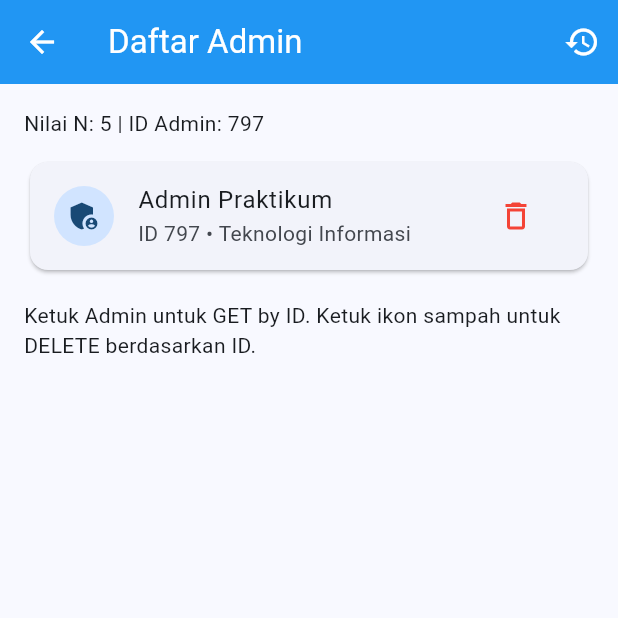
After one commit to Marwij505/marcell-wijaya_kelompok-5_kh002, a Flutter app: the screen it shows after launch, scrolled down 104 dp, after a tap on the "admin panel settings" icon, on a phone screen of 412 x 824 dp, the top half of it. The commit adds this screen. Run offline on Flutter 3.47's test engine with Material 3 defaults, Android fonts, the phone set to English and light mode, and no system bars; our stand-ins replace cloud_firestore, firebase_core, shared_preferences; accounts and stored records are empty; network calls fail.

Commit message:
project meetup 8 with bunch of features from 8th meet up assignments

```diff
--- /dev/null
+++ b/pertemuan-8/api_flutter_pert8/lib/config/assignment_config.dart
@@ -0,0 +1,24 @@
+
+class AssignmentConfig {
+  // Ganti dengan 3 digit terakhir NIM kamu.
+  static const String nimLastThree = '050';
+
+  // Menggeser angka tengah ke belakang.
+  // Contoh: 345 menjadi 050.
+  static int get n {
+    if (!RegExp(r'^\d{3}$').hasMatch(nimLastThree)) {
+      throw const FormatException(
+        'Masukkan tepat 3 digit terakhir NIM.',
+      );
+    }
+
+    final number =
+        '${nimLastThree[0]}${nimLastThree[2]}${nimLastThree[1]}';
+
+    return int.parse(number);
+  }
+
+  // Menghitung ID User dan Admin.
+  static int get userId => 1499 + n;
+  static int get adminId => 792 + n;
+}
--- a/pertemuan-8/api_flutter_pert8/lib/main.dart
+++ b/pertemuan-8/api_flutter_pert8/lib/main.dart
@@ -4,6 +4,10 @@ import 'package:flutter_localizations/flutter_localizations.dart';
 
 import 'l10n/app_localizations.dart';
 import 'services/api_service.dart';
+import 'config/assignment_config.dart';
+import 'models/user_model.dart';
+import 'screens/admin_screen.dart';
+import 'screens/user_detail_screen.dart';
 
 void main() {
   runApp(const MyApp());
@@ -102,6 +106,15 @@ class _HomeScreenState extends State<HomeScreen> {
         foregroundColor: Colors.white,
 
         actions: [
+          // Buka halaman Admin tanpa mengubah fitur User lama.
+          IconButton(
+            icon: const Icon(Icons.admin_panel_settings),
+            tooltip: 'Daftar Admin',
+            onPressed: () => Navigator.push(
+              context,
+              MaterialPageRoute(builder: (_) => const AdminScreen()),
+            ),
+          ),
           IconButton(
             icon: const Icon(Icons.info_outline),
             tooltip: 'Lokasi File JSON',
@@ -253,7 +266,10 @@ class _HomeScreenState extends State<HomeScreen> {
             );
           }
 
-          final users = snapshot.data ?? [];
+          // Data JSON diubah menjadi objek User melalui Model User.
+          final users = (snapshot.data ?? [])
+              .map((item) => User.fromJson(Map<String, dynamic>.from(item as Map)))
+              .toList();
 
           if (users.isEmpty) {
             return Center(
@@ -282,7 +298,7 @@ class _HomeScreenState extends State<HomeScreen> {
                     leading: CircleAvatar(
                       backgroundColor: Colors.blue.shade100,
                       child: Text(
-                        user['name'][0],
+                        user.name.isNotEmpty ? user.name[0] : '?',
                         style: const TextStyle(
                           color: Colors.blue,
                           fontWeight: FontWeight.bold,
@@ -291,16 +307,25 @@ class _HomeScreenState extends State<HomeScreen> {
                     ),
 
                     title: Text(
-                      user['name'],
+                      user.name,
                       style: const TextStyle(
                         fontWeight: FontWeight.bold,
                       ),
                     ),
 
-                    subtitle: Text(user['email']),
+                    subtitle: Text(user.email),
 
-                    trailing: const Icon(
-                      Icons.chevron_right,
+                    // Detail User via GET by ID, sementara ketuk kartu
+                    // tetap membuka halaman API Tester seperti sebelumnya.
+                    trailing: IconButton(
+                      icon: const Icon(Icons.info_outline),
+                      tooltip: 'Lihat detail User',
+                      onPressed: () => Navigator.push(
+                        context,
+                        MaterialPageRoute(
+                          builder: (_) => UserDetailScreen(userId: user.id),
+                        ),
+                      ),
                     ),
 
                     onTap: () {
@@ -308,7 +333,7 @@ class _HomeScreenState extends State<HomeScreen> {
                         context,
                         MaterialPageRoute(
                           builder: (context) => ApiTesterScreen(
-                            initialId: user['id'],
+                            initialId: user.id,
                           ),
                         ),
                       ).then((_) => refreshData());
@@ -668,11 +693,11 @@ class _ApiTesterScreenState extends State<ApiTesterScreen> {
                 isGet
                     ? 'GET: Mengambil data pengguna berdasarkan ID.'
                     : isPost
-                    ? 'POST: Mengirim data pengguna baru.'
+                    ? 'POST: Menambah User dengan ID ${AssignmentConfig.userId} (N = ${AssignmentConfig.n}).'
                     : isPut
                     ? 'PUT: Mengganti nama dan email pengguna.'
                     : isPatch
-                    ? 'PATCH: Memperbarui nama pengguna saja.'
+                    ? 'PATCH: Menambahkan teks - Flutter Developer ke nama User.'
                     : 'DELETE: Mengirim permintaan penghapusan pengguna.',
                 style: const TextStyle(
                   fontSize: 13,
--- /dev/null
+++ b/pertemuan-8/api_flutter_pert8/lib/models/admin.dart
@@ -0,0 +1,32 @@
+// Model Admin: mewakili satu baris data admin.
+class Admin {
+  final int id;
+  final String name;
+  final String email;
+  final String department;
+
+  const Admin({
+    required this.id,
+    required this.name,
+    required this.email,
+    required this.department,
+  });
+
+  // Konversi JSON ke objek Admin.
+  factory Admin.fromJson(Map<String, dynamic> json) {
+    return Admin(
+      id: int.tryParse(json['id'].toString()) ?? 0,
+      name: json['name']?.toString() ?? '',
+      email: json['email']?.toString() ?? '',
+      department: json['department']?.toString() ?? '',
+    );
+  }
+
+  // Konversi objek Admin ke JSON untuk disimpan.
+  Map<String, dynamic> toJson() => {
+    'id': id,
+    'name': name,
+    'email': email,
+    'department': department,
+  };
+}
--- a/pertemuan-8/api_flutter_pert8/lib/models/user_model.dart
+++ b/pertemuan-8/api_flutter_pert8/lib/models/user_model.dart
@@ -1,29 +1,37 @@
+// Model User: mengubah JSON menjadi objek Dart yang terstruktur.
 class User {
   final int id;
   final String name;
   final String email;
   final String city;
 
-  User({
+  const User({
     required this.id,
     required this.name,
     required this.email,
     required this.city,
   });
 
-    factory User.fromjson(Map<String, dynamic> json) {
-      String parsedCity = '';
-      if (json['address'] != null && json['address'] is Map) {
-        parsedCity = json['address']['city']?.toString() ?? '';
-      } else if (json['city'] != null) {
-        parsedCity = json['city'].toString();
-      }
+  // Membaca field dari JSONPlaceholder atau JSON lokal.
+  factory User.fromJson(Map<String, dynamic> json) {
+    final address = json['address'];
+    final city = address is Map
+        ? address['city']?.toString() ?? ''
+        : json['city']?.toString() ?? '';
 
-      return User(
-        id: json['id'] is int ? json ['id']: int.tryParse(json['id'].toString()) ?? 0,
-        name: json['name']?.toString() ?? '',
-        city: parsedCity,
-        email: json['email']?.toString() ?? ''
-      );
-    }
+    return User(
+      id: int.tryParse(json['id'].toString()) ?? 0,
+      name: json['name']?.toString() ?? '',
+      email: json['email']?.toString() ?? '',
+      city: city,
+    );
+  }
+
+  // Menyiapkan objek User agar dapat disimpan sebagai JSON.
+  Map<String, dynamic> toJson() => {
+    'id': id,
+    'name': name,
+    'email': email,
+    'address': {'city': city},
+  };
 }
--- /dev/null
+++ b/pertemuan-8/api_flutter_pert8/lib/screens/admin_screen.dart
@@ -0,0 +1,197 @@
+import 'package:flutter/material.dart';
+
+import '../config/assignment_config.dart';
+import '../models/admin.dart';
+import '../services/admin_service.dart';
+
+// Halaman untuk menampilkan daftar dan detail Admin.
+class AdminScreen extends StatefulWidget {
+  const AdminScreen({super.key});
+
+  @override
+  State<AdminScreen> createState() => _AdminScreenState();
+}
+
+class _AdminScreenState extends State<AdminScreen> {
+  late Future<List<Admin>> _futureAdmins;
+
+  @override
+  void initState() {
+    super.initState();
+    _futureAdmins = AdminService.getAdmins();
+  }
+
+  // Muat ulang daftar sesudah menghapus atau mereset data.
+  void _reload() {
+    setState(() {
+      _futureAdmins = AdminService.getAdmins();
+    });
+  }
+
+  // GET by ID: ambil Admin pilihan dan tampilkan detailnya.
+  Future<void> _showDetail(int id) async {
+    try {
+      final admin = await AdminService.getAdmin(id);
+      if (!mounted) return;
+      await showDialog<void>(
+        context: context,
+        builder: (dialogContext) => AlertDialog(
+          title: const Text('Detail Admin (GET by ID)'),
+          content: Column(
+            mainAxisSize: MainAxisSize.min,
+            crossAxisAlignment: CrossAxisAlignment.start,
+            children: [
+              SelectableText('ID: ${admin.id}'),
+              SelectableText('Nama: ${admin.name}'),
+              SelectableText('Email: ${admin.email}'),
+              SelectableText('Departemen: ${admin.department}'),
+            ],
+          ),
+          actions: [
+            TextButton(
+              onPressed: () => Navigator.pop(dialogContext),
+              child: const Text('Tutup'),
+            ),
+          ],
+        ),
+      );
+    } catch (error) {
+      if (!mounted) return;
+      _showSnackBar(error.toString());
+    }
+  }
+
+  // DELETE: meminta konfirmasi sebelum menghapus data.
+  Future<void> _deleteAdmin(Admin admin) async {
+    final confirmed = await showDialog<bool>(
+      context: context,
+      builder: (dialogContext) => AlertDialog(
+        title: const Text('Hapus Admin?'),
+        content: Text('Yakin ingin menghapus ${admin.name} (ID ${admin.id})?'),
+        actions: [
+          TextButton(
+            onPressed: () => Navigator.pop(dialogContext, false),
+            child: const Text('Batal'),
+          ),
+          FilledButton(
+            onPressed: () => Navigator.pop(dialogContext, true),
+            child: const Text('Hapus'),
+          ),
+        ],
+      ),
+    );
+
+    if (confirmed != true) return;
+    try {
+      final success = await AdminService.deleteAdmin(admin.id);
+      if (!mounted) return;
+      _reload();
+      _showSnackBar(success ? 'Admin berhasil dihapus' : 'ID Admin tidak ditemukan');
+    } catch (error) {
+      if (!mounted) return;
+      _showSnackBar(error.toString());
+    }
+  }
+
+  // Mengembalikan data Admin untuk percobaan berikutnya.
+  Future<void> _resetAdmins() async {
+    try {
+      await AdminService.resetAdmins();
+      if (!mounted) return;
+      _reload();
+      _showSnackBar('Data Admin dikembalikan untuk praktikum');
+    } catch (error) {
+      if (!mounted) return;
+      _showSnackBar(error.toString());
+    }
+  }
+
+  void _showSnackBar(String message) {
+    ScaffoldMessenger.of(context).showSnackBar(
+      SnackBar(content: Text(message)),
+    );
+  }
+
+  @override
+  Widget build(BuildContext context) {
+    return Scaffold(
+      appBar: AppBar(
+        title: const Text('Daftar Admin'),
+        backgroundColor: Colors.blue,
+        foregroundColor: Colors.white,
+        actions: [
+          IconButton(
+            tooltip: 'Reset data Admin',
+            icon: const Icon(Icons.restore),
+            onPressed: _resetAdmins,
+          ),
+        ],
+      ),
+      body: FutureBuilder<List<Admin>>(
+        future: _futureAdmins,
+        builder: (context, snapshot) {
+          if (snapshot.connectionState == ConnectionState.waiting) {
+            return const Center(child: CircularProgressIndicator());
+          }
+          if (snapshot.hasError) {
+            return Center(
+              child: Column(
+                mainAxisSize: MainAxisSize.min,
+                children: [
+                  Text('Gagal mengambil Admin: ${snapshot.error}'),
+                  const SizedBox(height: 12),
+                  ElevatedButton(onPressed: _reload, child: const Text('Coba Lagi')),
+                ],
+              ),
+            );
+          }
+
+          final admins = snapshot.data ?? [];
+          if (admins.isEmpty) {
+            return Center(
+              child: Column(
+                mainAxisSize: MainAxisSize.min,
+                children: [
+                  const Text('Data Admin kosong setelah dihapus.'),
+                  const SizedBox(height: 12),
+                  ElevatedButton(
+                    onPressed: _resetAdmins,
+                    child: const Text('Pulihkan Data Admin'),
+                  ),
+                ],
+              ),
+            );
+          }
+
+          return ListView(
+            padding: const EdgeInsets.all(16),
+            children: [
+              Text('Nilai N: ${AssignmentConfig.n} | '
+                  'ID Admin: ${AssignmentConfig.adminId}'),
+              const SizedBox(height: 12),
+              for (final admin in admins)
+                Card(
+                  child: ListTile(
+                    leading: const CircleAvatar(child: Icon(Icons.admin_panel_settings)),
+                    title: Text(admin.name),
+                    subtitle: Text('ID ${admin.id} • ${admin.department}'),
+                    onTap: () => _showDetail(admin.id),
+                    trailing: IconButton(
+                      icon: const Icon(Icons.delete_outline, color: Colors.red),
+                      tooltip: 'Hapus Admin',
+                      onPressed: () => _deleteAdmin(admin),
+                    ),
+                  ),
+                ),
+              const Padding(
+                padding: EdgeInsets.only(top: 16),
+                child: Text('Ketuk Admin untuk GET by ID. '
+                    'Ketuk ikon sampah untuk DELETE berdasarkan ID.'),
+              ),
+            ],
+          );
+        },
+      ),
+    );
+  }
+}
--- /dev/null
+++ b/pertemuan-8/api_flutter_pert8/lib/services/admin_service.dart
@@ -0,0 +1,101 @@
+import 'dart:convert';
+import 'dart:io' as io;
+
+import 'package:flutter/foundation.dart';
+import 'package:path_provider/path_provider.dart';
+import 'package:shared_preferences/shared_preferences.dart';
+
+import '../config/assignment_config.dart';
+import '../models/admin.dart';
+
+// Service Admin dipisah dari ApiService khusus User.
+class AdminService {
+  static const String _storageKey = 'admins_json';
+  static const String _fileName = 'admins.json';
+
+  // Data awal untuk demonstrasi GET, GET by ID, dan DELETE.
+  static List<Admin> _initialAdmins() => [
+    Admin(
+      id: AssignmentConfig.adminId,
+      name: 'Admin Praktikum',
+      email: 'admin.praktikum@example.com',
+      department: 'Teknologi Informasi',
+    ),
+  ];
+
+  // Ambil lokasi file untuk perangkat selain Web.
+  static Future<io.File> _localFile() async {
+    final directory = await getApplicationDocumentsDirectory();
+    return io.File('${directory.path}/$_fileName');
+  }
+
+  // Simpan JSON di browser atau file lokal perangkat.
+  static Future<void> _saveAdmins(List<Admin> admins) async {
+    final encoded = jsonEncode(admins.map((a) => a.toJson()).toList());
+    final prefs = await SharedPreferences.getInstance();
+    await prefs.setString(_storageKey, encoded);
+
+    if (!kIsWeb) {
+      final file = await _localFile();
+      await file.writeAsString(
+        const JsonEncoder.withIndent('  ').convert(
+          admins.map((a) => a.toJson()).toList(),
+        ),
+      );
+    }
+  }
+
+  // Membaca data admin yang terakhir disimpan; membuat data awal jika belum ada.
+  static Future<List<Admin>> _readAdmins() async {
+    final prefs = await SharedPreferences.getInstance();
+    String? raw = prefs.getString(_storageKey);
+
+    if (!kIsWeb) {
+      final file = await _localFile();
+      if (await file.exists()) {
+        final fileContent = await file.readAsString();
+        if (fileContent.trim().isNotEmpty) raw = fileContent;
+      }
+    }
+
+    if (raw == null) {
+      final initial = _initialAdmins();
+      await _saveAdmins(initial);
+      return initial;
+    }
+
+    final decoded = jsonDecode(raw) as List<dynamic>;
+    return decoded
+        .map((item) => Admin.fromJson(Map<String, dynamic>.from(item as Map)))
+        .toList();
+  }
+
+  // GET: ambil seluruh data Admin.
+  static Future<List<Admin>> getAdmins() async {
+    return _readAdmins();
+  }
+
+  // GET by ID: mencari satu Admin berdasarkan ID.
+  static Future<Admin> getAdmin(int id) async {
+    final admins = await _readAdmins();
+    for (final admin in admins) {
+      if (admin.id == id) return admin;
+    }
+    throw Exception('Admin dengan ID $id tidak ditemukan.');
+  }
+
+  // DELETE: menghapus Admin berdasarkan ID dan menyimpan perubahan.
+  static Future<bool> deleteAdmin(int id) async {
+    final admins = await _readAdmins();
+    final before = admins.length;
+    admins.removeWhere((admin) => admin.id == id);
+    if (admins.length == before) return false;
+    await _saveAdmins(admins);
+    return true;
+  }
+
+  // Khusus demonstrasi: kembalikan Admin agar bisa diuji ulang.
+  static Future<void> resetAdmins() async {
+    await _saveAdmins(_initialAdmins());
+  }
+}
```
Also changed, not shown: pertemuan-8/api_flutter_pert8/lib/screens/user_detail_screen.dart (added, +61 -0 lines), pertemuan-8/api_flutter_pert8/lib/services/api_service.dart (+10 -11 lines), 3 other files.
